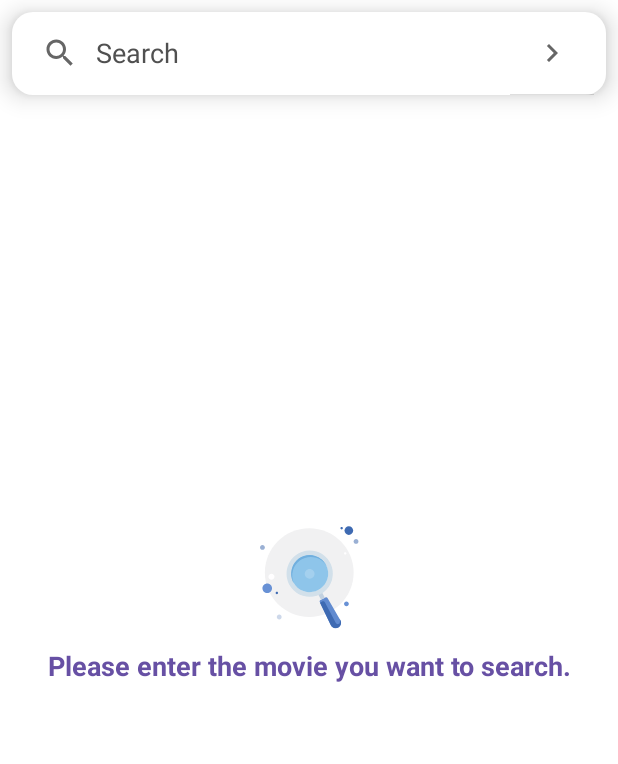
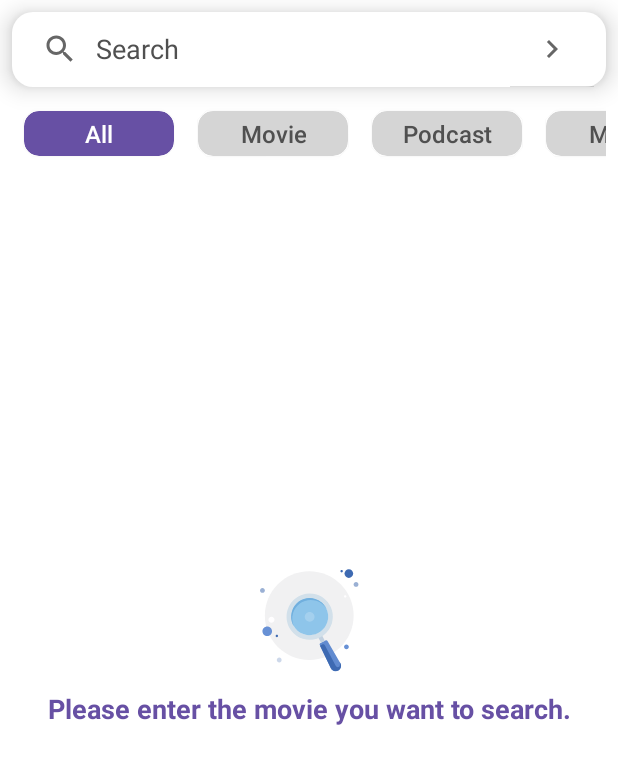
Before and after one commit to tashuseyin/iTunes-App, an Android app: the screen it shows after launch (MainActivity), on a phone screen of 412 x 824 dp. Shown: the top 764 px of the screen. Run offline under Robolectric (Android 15) with nearby library versions, the phone set to English and light mode, and no system bars; our stand-ins replace Dagger/Hilt's generated code, paging.

Commit message:
filtering by media type added to the project

```diff
--- a/app/build.gradle
+++ b/app/build.gradle
@@ -91,6 +91,6 @@ dependencies {
     //Glide
     implementation 'com.github.bumptech.glide:glide:4.12.0'
 
-    // Shimmer
-    implementation 'com.facebook.shimmer:shimmer:0.5.0'
+    //Indicator
+    implementation 'com.tbuonomo:dotsindicator:4.2'
 }
--- a/app/src/main/java/com/tashuseyin/itunesapp/common/Constant.kt
+++ b/app/src/main/java/com/tashuseyin/itunesapp/common/Constant.kt
@@ -16,4 +16,8 @@ object Constant {
 
     const val DEFAULT_MEDIA_TYPE = "all"
     const val DEFAULT_LIMIT = 20
+
+    const val PREFERENCES_NAME = "itunesPreferences"
+    const val PREFERENCES_MEDIA_TYPE = "mediaType"
+    const val PREFERENCES_MEDIA_TYPE_ID = "mediaTypeId"
 }
--- a/app/src/main/java/com/tashuseyin/itunesapp/presentation/search/SearchFragment.kt
+++ b/app/src/main/java/com/tashuseyin/itunesapp/presentation/search/SearchFragment.kt
@@ -14,6 +14,7 @@ import com.tashuseyin.itunesapp.R
 import com.tashuseyin.itunesapp.common.extension.hideKeyboard
 import com.tashuseyin.itunesapp.databinding.FragmentSearchBinding
 import com.tashuseyin.itunesapp.presentation.binding_adapter.BindingFragment
+import com.tashuseyin.itunesapp.presentation.search.adapter.MediaTypeAdapter
 import com.tashuseyin.itunesapp.presentation.search.adapter.SearchAdapter
 import com.tashuseyin.itunesapp.presentation.search.adapter.SearchLoadingStateAdapter
 import dagger.hilt.android.AndroidEntryPoint
@@ -25,6 +26,7 @@ import kotlinx.coroutines.launch
 class SearchFragment : BindingFragment<FragmentSearchBinding>(), SearchView.OnQueryTextListener {
     private val searchViewModel: SearchViewModel by viewModels()
     private val adapter = SearchAdapter()
+    private val mediaTypeAdapter = MediaTypeAdapter()
 
     override val bindingInflater: (LayoutInflater) -> ViewBinding
         get() = FragmentSearchBinding::inflate
@@ -37,10 +39,35 @@ class SearchFragment : BindingFragment<FragmentSearchBinding>(), SearchView.OnQu
     override fun onViewCreated(view: View, savedInstanceState: Bundle?) {
         super.onViewCreated(view, savedInstanceState)
 
+        initMediaTypeAdapter()
         checkIsSearched()
+        filterSearchRequestApi()
         binding.searchView.isSubmitButtonEnabled = true
         binding.searchView.setOnQueryTextListener(this)
     }
+
+    private fun filterSearchRequestApi() {
+        mediaTypeAdapter.onItemClickListener = { mediaType ->
+            searchViewModel.mediaType = mediaType.lowercase()
+            if (searchViewModel.query.isNotBlank()) {
+                requestSearchApi()
+
+            }
+        }
+    }
+
+    private fun initMediaTypeAdapter() {
+        val mediaTypeList = ArrayList<String>()
+        mediaTypeList.add(getString(R.string.all))
+        mediaTypeList.add(getString(R.string.movie))
+        mediaTypeList.add(getString(R.string.podcast))
+        mediaTypeList.add(getString(R.string.music))
+        mediaTypeList.add(getString(R.string.software))
+
+        mediaTypeAdapter.setData(mediaTypeList)
+        binding.recyclerViewFilter.adapter = mediaTypeAdapter
+    }
+
 
     private fun observeUI() {
         binding.recyclerView.adapter = adapter.withLoadStateFooter(
@@ -90,8 +117,9 @@ class SearchFragment : BindingFragment<FragmentSearchBinding>(), SearchView.OnQu
     override fun onQueryTextSubmit(query: String?): Boolean {
         if (query != null) {
             view?.let { hideKeyboard(view = it) }
+            searchViewModel.query = query
             searchViewModel.isSearched.value = false
-            requestSearch(query)
+            requestSearchApi()
             observeUI()
         }
         return true
@@ -100,9 +128,9 @@ class SearchFragment : BindingFragment<FragmentSearchBinding>(), SearchView.OnQu
     override fun onQueryTextChange(p0: String?) = true
 
 
-    private fun requestSearch(query: String) {
+    private fun requestSearchApi() {
         lifecycleScope.launch {
-            searchViewModel.getSearchApi(query)
+            searchViewModel.getSearchApi()
             searchViewModel.searchList.collect {
                 adapter.submitData(it)
                 binding.recyclerView.adapter = adapter
--- a/app/src/main/java/com/tashuseyin/itunesapp/presentation/search/SearchViewModel.kt
+++ b/app/src/main/java/com/tashuseyin/itunesapp/presentation/search/SearchViewModel.kt
@@ -1,8 +1,7 @@
 package com.tashuseyin.itunesapp.presentation.search
 
-import android.app.Application
-import androidx.lifecycle.AndroidViewModel
 import androidx.lifecycle.MutableLiveData
+import androidx.lifecycle.ViewModel
 import androidx.lifecycle.viewModelScope
 import androidx.paging.PagingData
 import androidx.paging.cachedIn
@@ -17,29 +16,32 @@ import javax.inject.Inject
 
 @HiltViewModel
 class SearchViewModel @Inject constructor(
-    application: Application,
     private val repository: ITunesRepository
-) : AndroidViewModel(application) {
+) : ViewModel() {
 
     private val _isSearched: MutableLiveData<Boolean> = MutableLiveData(false)
     val isSearched get() = _isSearched
+
+    var query: String = ""
+    var mediaType: String = Constant.DEFAULT_MEDIA_TYPE
+
 
     private val _searchList: MutableStateFlow<PagingData<SearchItem>> =
         MutableStateFlow(PagingData.empty())
     val searchList = _searchList
 
 
-    fun getSearchApi(query: String) {
+    fun getSearchApi() {
         viewModelScope.launch {
-            repository.getSearchApi(applyQueries(query)).cachedIn(viewModelScope).collectLatest {
+            repository.getSearchApi(applyQueries()).cachedIn(viewModelScope).collectLatest {
                 _searchList.value = it
             }
         }
     }
 
-    private fun applyQueries(query: String): HashMap<String, String> {
+    private fun applyQueries(): HashMap<String, String> {
         val queries: HashMap<String, String> = HashMap()
-        queries[Constant.QUERY_MEDIA_TYPE] = Constant.DEFAULT_MEDIA_TYPE
+        queries[Constant.QUERY_MEDIA_TYPE] = mediaType
         queries[Constant.QUERY_SEARCH] = query
         return queries
     }
--- /dev/null
+++ b/app/src/main/java/com/tashuseyin/itunesapp/presentation/search/adapter/MediaTypeAdapter.kt
@@ -0,0 +1,75 @@
+package com.tashuseyin.itunesapp.presentation.search.adapter
+
+import android.view.LayoutInflater
+import android.view.ViewGroup
+import androidx.recyclerview.widget.RecyclerView
+import com.tashuseyin.itunesapp.R
+import com.tashuseyin.itunesapp.databinding.ItemFilterBinding
+
+class MediaTypeAdapter : RecyclerView.Adapter<MediaTypeAdapter.MediaTypeViewHolder>() {
+    private var mediaTypeList: List<String> = emptyList()
+    var onItemClickListener: ((String) -> Unit)? = null
+    private var defaultMediaTypeId = 0
+
+    inner class MediaTypeViewHolder(private val binding: ItemFilterBinding) :
+        RecyclerView.ViewHolder(binding.root) {
+
+        fun bind(mediaType: String, onItemClickListener: ((String) -> Unit)?) {
+            binding.apply {
+                chip.text = mediaType
+
+                if (defaultMediaTypeId == absoluteAdapterPosition) {
+                    cardView.setCardBackgroundColor(
+                        cardView.context.getColor(
+                            R.color.primary
+                        )
+                    )
+                    chip.setTextColor(
+                        cardView.context.getColor(
+                            R.color.white
+                        )
+                    )
+
+                } else {
+                    cardView.setCardBackgroundColor(
+                        cardView.context.getColor(
+                            R.color.light_gray
+                        )
+                    )
+                    chip.setTextColor(
+                        cardView.context.getColor(
+                            R.color.medium_gray
+                        )
+                    )
+                }
+
+                cardView.setOnClickListener {
+                    defaultMediaTypeId = absoluteAdapterPosition
+                    onItemClickListener?.invoke(mediaType)
+                    notifyDataSetChanged()
+                }
+            }
+        }
+    }
+
+
+    override fun onCreateViewHolder(
+        parent: ViewGroup,
+        viewType: Int
+    ): MediaTypeViewHolder {
+        val binding =
+            ItemFilterBinding.inflate(LayoutInflater.from(parent.context), parent, false)
+        return MediaTypeViewHolder(binding)
+    }
+
+    override fun onBindViewHolder(holder: MediaTypeViewHolder, position: Int) {
+        holder.bind(mediaTypeList[position], onItemClickListener)
+    }
+
+    override fun getItemCount() = mediaTypeList.size
+
+
+    fun setData(newMediaTypeList: List<String>) {
+        this.mediaTypeList = newMediaTypeList
+    }
+}
--- a/app/src/main/res/color/chip_background_color.xml
+++ /dev/null
@@ -1,6 +0,0 @@
-<?xml version="1.0" encoding="utf-8"?>
-<selector xmlns:android="http://schemas.android.com/apk/res/android">
-
-    <item android:color="@color/primary" android:state_checked="true"/>
-    <item android:color="@color/light_gray" android:state_checked="false"/>
-</selector>
--- a/app/src/main/res/color/chip_text_color.xml
+++ /dev/null
@@ -1,5 +0,0 @@
-<?xml version="1.0" encoding="utf-8"?>
-<selector xmlns:android="http://schemas.android.com/apk/res/android">
-    <item android:color="@color/white" android:state_checked="true"/>
-    <item android:color="@color/medium_gray" android:state_checked="false"/>
-</selector>
--- a/app/src/main/res/layout/fragment_search.xml
+++ b/app/src/main/res/layout/fragment_search.xml
@@ -9,7 +9,7 @@
     <SearchView
         android:id="@+id/search_view"
         android:layout_width="match_parent"
-        android:layout_height="55dp"
+        android:layout_height="50dp"
         android:layout_margin="8dp"
         android:background="@drawable/search_bg"
         android:elevation="10dp"
@@ -22,6 +22,17 @@
         app:searchIcon="@drawable/ic_baseline_search_24"
         app:theme="@style/SearchViewTheme" />
 
+    <androidx.recyclerview.widget.RecyclerView
+        android:id="@+id/recycler_view_filter"
+        android:layout_width="match_parent"
+        android:layout_height="wrap_content"
+        android:orientation="horizontal"
+        android:padding="8dp"
+        app:layoutManager="androidx.recyclerview.widget.LinearLayoutManager"
+        app:layout_constraintEnd_toEndOf="@+id/search_view"
+        app:layout_constraintStart_toStartOf="@+id/search_view"
+        app:layout_constraintTop_toBottomOf="@+id/search_view" />
+
 
     <androidx.recyclerview.widget.RecyclerView
         android:id="@+id/recycler_view"
@@ -31,7 +42,7 @@
         app:layout_constraintBottom_toBottomOf="parent"
         app:layout_constraintEnd_toEndOf="parent"
         app:layout_constraintStart_toStartOf="parent"
-        app:layout_constraintTop_toBottomOf="@+id/search_view"
+        app:layout_constraintTop_toBottomOf="@+id/recycler_view_filter"
         app:spanCount="2" />
 
     <ProgressBar
--- /dev/null
+++ b/app/src/main/res/layout/item_filter.xml
@@ -0,0 +1,33 @@
+<?xml version="1.0" encoding="utf-8"?>
+
+<androidx.cardview.widget.CardView xmlns:android="http://schemas.android.com/apk/res/android"
+    android:id="@+id/card_view"
+    xmlns:app="http://schemas.android.com/apk/res-auto"
+    xmlns:tools="http://schemas.android.com/tools"
+    android:layout_width="100dp"
+    android:layout_height="30dp"
+    android:layout_margin="8dp"
+    android:elevation="10dp"
+    app:cardCornerRadius="10dp">
+
+    <androidx.constraintlayout.widget.ConstraintLayout
+        android:layout_width="match_parent"
+        android:layout_height="match_parent">
+
+        <TextView
+            android:id="@+id/chip"
+            android:layout_width="wrap_content"
+            android:layout_height="wrap_content"
+            android:layout_margin="4dp"
+            android:fontFamily="sans-serif-medium"
+            android:maxLines="2"
+            android:textAlignment="center"
+            android:textColor="@color/medium_gray"
+            android:textSize="16sp"
+            app:layout_constraintBottom_toBottomOf="parent"
+            app:layout_constraintEnd_toEndOf="parent"
+            app:layout_constraintStart_toStartOf="parent"
+            app:layout_constraintTop_toTopOf="parent"
+            tools:text="Search Filter" />
+    </androidx.constraintlayout.widget.ConstraintLayout>
+</androidx.cardview.widget.CardView>
--- a/app/src/main/res/navigation/nav_graph.xml
+++ b/app/src/main/res/navigation/nav_graph.xml
@@ -13,6 +13,9 @@
         <action
             android:id="@+id/action_searchFragment_to_detailFragment"
             app:destination="@id/detailFragment" />
+        <action
+            android:id="@+id/action_searchFragment_to_bottomSheetFragment"
+            app:destination="@id/bottomSheetFragment" />
         <argument
             android:name="backBottomSheet"
             app:argType="boolean"
@@ -23,4 +26,15 @@
         android:name="com.tashuseyin.itunesapp.presentation.detail.DetailFragment"
         android:label="fragment_detail"
         tools:layout="@layout/fragment_detail" />
+    <dialog
+        android:id="@+id/bottomSheetFragment"
+        android:name="com.tashuseyin.itunesapp.presentation.search.bottomsheet.BottomSheetFragment"
+        android:label="fragment_bottom_sheet"
+        tools:layout="@layout/fragment_bottom_sheet" >
+        <action
+            android:id="@+id/action_bottomSheetFragment_to_searchFragment"
+            app:destination="@id/searchFragment"
+            app:popUpTo="@id/searchFragment"
+            app:popUpToInclusive="true" />
+    </dialog>
 </navigation>
--- a/app/src/main/res/values/strings.xml
+++ b/app/src/main/res/values/strings.xml
@@ -11,7 +11,6 @@
     <string name="musicvideo">MusicVideo</string>
     <string name="audiobook">AudioBook</string>
     <string name="shortfilm">ShortFilm</string>
-    <string name="tvshow">TvShow</string>
     <string name="software">Software</string>
     <string name="ebook">EBook</string>
     <string name="all">All</string>
```
Also changed, not shown: app/src/main/java/com/tashuseyin/itunesapp/common/NetworkListener.kt (deleted, +0 -22 lines), app/src/main/java/com/tashuseyin/itunesapp/data/data_store/DataStoreRepository.kt (deleted, +0 -82 lines), app/src/main/java/com/tashuseyin/itunesapp/presentation/search/bottomsheet/BottomSheetFragment.kt (deleted, +0 -89 lines), app/src/main/res/layout/fragment_bottom_sheet.xml (deleted, +0 -138 lines), app/src/main/res/values/style.xml (+1 -7 lines).
